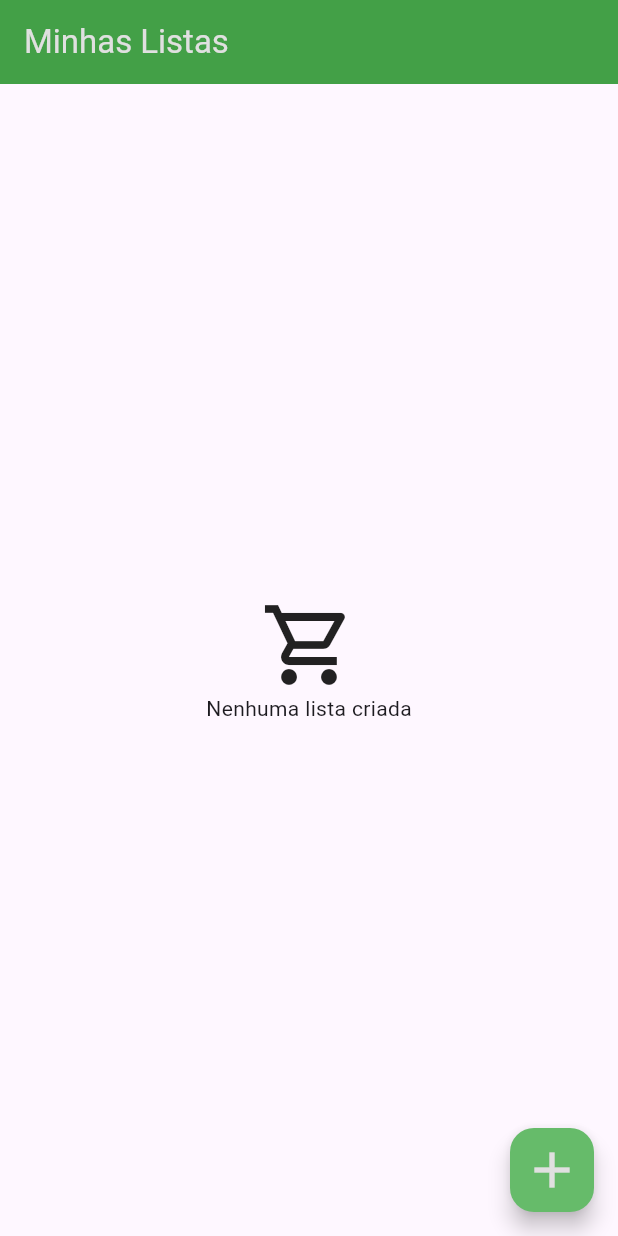
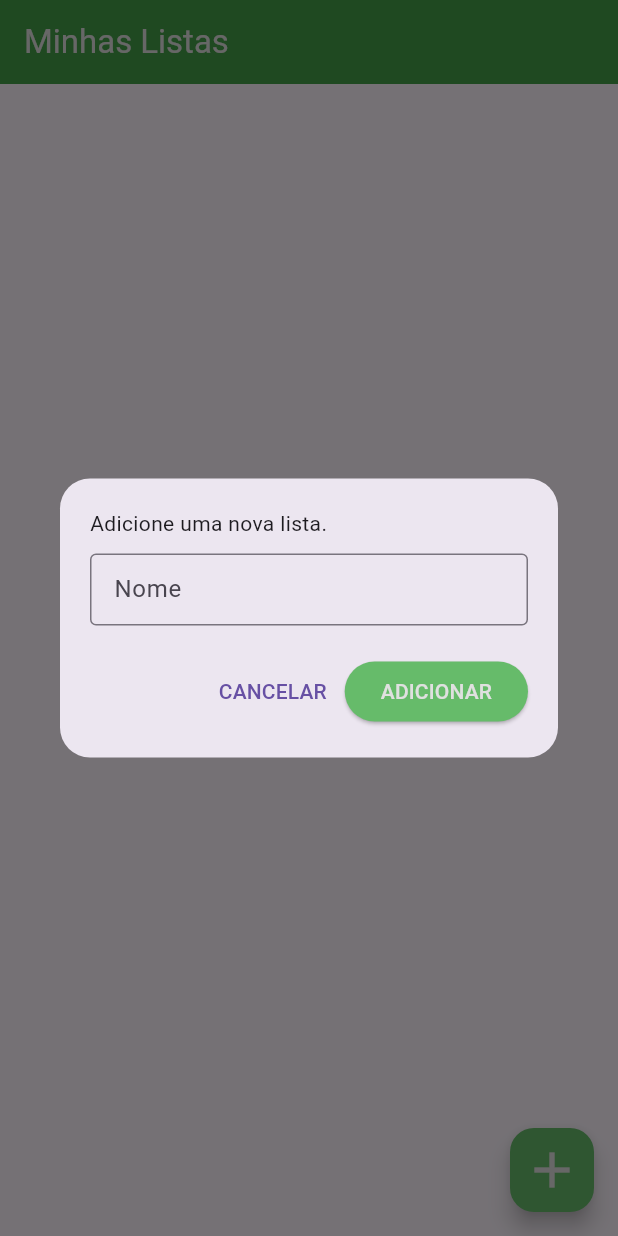
Before and after one commit to AndersonFBD/my-shopping-list, a Flutter app: the screen it shows after launch, after a tap on the "add" icon, on a phone screen of 412 x 824 dp. Run offline on Flutter 3.47's test engine with Material 3 defaults, Android fonts, the phone set to English and light mode, and no system bars; our stand-ins replace hive, hive_flutter; accounts and stored records are empty.

Commit message:
feat: moved Dialog to a separate file and add a text manipulation function to Dialog

```diff
--- a/lib/configs/app_config.dart
+++ b/lib/configs/app_config.dart
@@ -4,5 +4,6 @@ class AppConfig {
   final String listaComprasBox = 'lista_compras_collection';
   final navBarColor = Colors.green.shade600;
   final navBarText = Colors.grey[300];
+  final iconColor = Colors.grey.shade500;
   final addButtonColor = Colors.green.shade400;
 }
--- a/lib/screens/MyHomePage/myHomePage.dart
+++ b/lib/screens/MyHomePage/myHomePage.dart
@@ -4,7 +4,7 @@ import 'package:meu_carrinho/configs/app_config.dart';
 // import 'package:meu_carrinho/model/product.dart';
 import 'package:meu_carrinho/model/shopping_list.dart';
 import 'package:meu_carrinho/screens/shopList/shopList.dart';
-//import 'package:meu_carrinho/storage/file_storage.dart';
+import '../../widgets/add_list_dialog.dart';
 
 class MyHomePage extends StatefulWidget {
   const MyHomePage({super.key, required this.title});
@@ -12,6 +12,18 @@ class MyHomePage extends StatefulWidget {
   final String title;
   @override
   State<MyHomePage> createState() => _MyHomePageState();
+}
+
+void _showAddDialog(BuildContext context) {
+  showDialog(
+    context: context,
+    barrierDismissible: true,
+    builder: (_) => AddListDialog(
+      onAdd: (name) {
+        print('texto do Dialog: $name');
+      },
+    ),
+  );
 }
 
 class _MyHomePageState extends State<MyHomePage> {
@@ -51,13 +63,19 @@ class _MyHomePageState extends State<MyHomePage> {
         backgroundColor: AppConfig().navBarColor,
       ),
       body: _listas.isEmpty
-          ? const Center(
+          ? Center(
               child: Column(
                 mainAxisAlignment: MainAxisAlignment.center,
                 children: [
                   Row(
                     mainAxisAlignment: MainAxisAlignment.center,
-                    children: [Icon(Icons.shopping_cart_outlined, size: 64.0)],
+                    children: [
+                      Icon(
+                        Icons.shopping_cart_outlined,
+                        size: 48.0,
+                        color: AppConfig().iconColor,
+                      ),
+                    ],
                   ),
                   Row(
                     mainAxisAlignment: MainAxisAlignment.center,
@@ -89,9 +107,10 @@ class _MyHomePageState extends State<MyHomePage> {
       floatingActionButton: FloatingActionButton(
         backgroundColor: AppConfig().addButtonColor,
         onPressed: () {
-          print('botão de adicionar nova lista pressionado');
+          // Modal para adicionar uma nova lista de compras
+          _showAddDialog(context);
         },
-        tooltip: 'Increment',
+        tooltip: 'Nova lista de compras',
         child: Icon(Icons.add, color: AppConfig().navBarText, size: 40.0),
       ),
     );
--- /dev/null
+++ b/lib/widgets/add_list_dialog.dart
@@ -0,0 +1,68 @@
+import 'package:flutter/material.dart';
+import 'package:meu_carrinho/configs/app_config.dart';
+
+class AddListDialog extends StatefulWidget {
+  final void Function(String name)? onAdd;
+
+  const AddListDialog({super.key, this.onAdd});
+
+  @override
+  State<AddListDialog> createState() => _AddListDialogState();
+}
+
+class _AddListDialogState extends State<AddListDialog> {
+  final TextEditingController _nameController = TextEditingController();
+
+  @override
+  Widget build(BuildContext context) {
+    return Dialog(
+      shape: RoundedRectangleBorder(borderRadius: BorderRadius.circular(20)),
+      child: Padding(
+        padding: EdgeInsets.all(20),
+        child: Column(
+          mainAxisSize: MainAxisSize.min,
+          mainAxisAlignment: MainAxisAlignment.center,
+          crossAxisAlignment: CrossAxisAlignment.start,
+          children: [
+            // campo de nome
+            Text('Adicione uma nova lista.'),
+            SizedBox(height: 10),
+            TextField(
+              controller: _nameController,
+              decoration: InputDecoration(
+                border: OutlineInputBorder(),
+                isDense: true,
+                labelText: 'Nome',
+              ),
+            ),
+            SizedBox(height: 20),
+            Row(
+              mainAxisAlignment: MainAxisAlignment.end,
+              children: [
+                TextButton(
+                  onPressed: () => {Navigator.pop(context)},
+                  child: Text('CANCELAR'),
+                ),
+                SizedBox(height: 10),
+                ElevatedButton(
+                  style: ElevatedButton.styleFrom(
+                    backgroundColor: AppConfig().addButtonColor,
+                  ),
+                  onPressed: () {
+                    final name = _nameController.text.trim();
+                    widget.onAdd?.call(name);
+                    Navigator.pop(context);
+                  },
+                  child: Text(
+                    'ADICIONAR',
+                    style: TextStyle(color: AppConfig().navBarText),
+                  ),
+                ),
+              ],
+            ),
+          ],
+        ),
+      ),
+    );
+  }
+}
```
